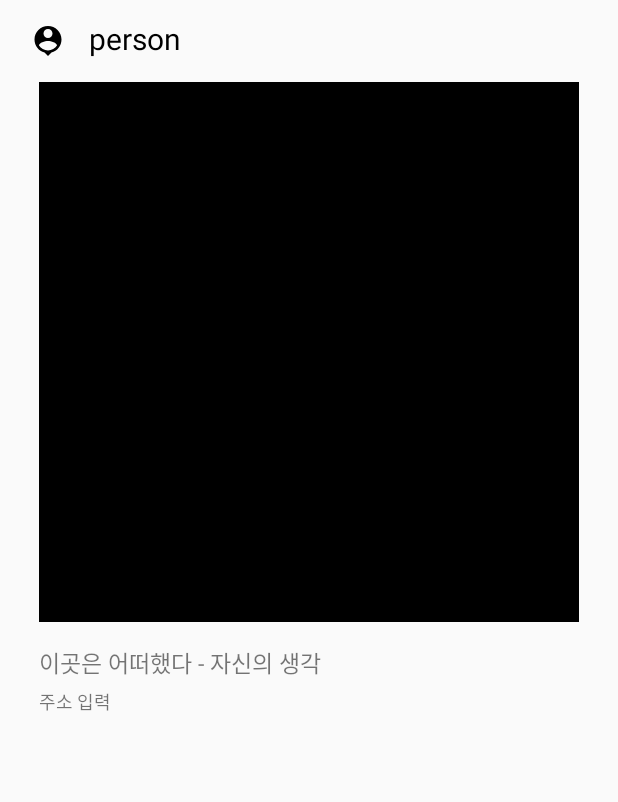
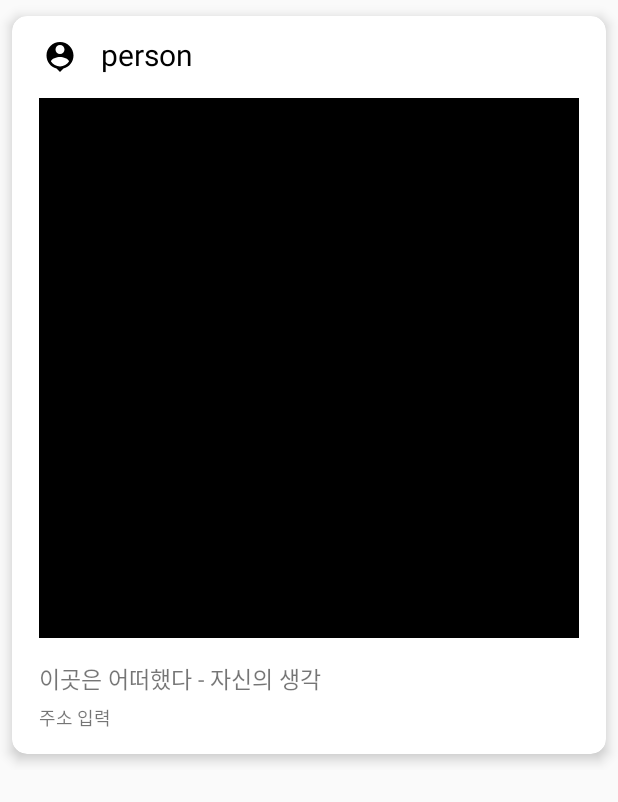
Before and after one commit to jaehyeok3017/2022SunrinHackathon, an Android app: the layout item_sns.xml on its own in the app's theme, with its tools: preview values and no code run, on a phone screen of 412 x 824 dp. Shown: the top 802 px of the screen. Run offline under Robolectric (Android 15) with nearby library versions, the phone set to English and light mode, and no system bars.

Commit message:
Design : `item_sns`
- RecyclerView 부분을 cardview로 변경
- 위에 따라, implementation 추가

```diff
--- a/app/build.gradle
+++ b/app/build.gradle
@@ -74,4 +74,5 @@ dependencies {
     implementation 'com.squareup.retrofit2:converter-gson:2.9.0'
     implementation 'com.squareup.okhttp3:okhttp:4.9.0'
 
+    implementation 'androidx.cardview:cardview:1.0.0'
 }
--- a/app/src/main/res/layout/item_sns.xml
+++ b/app/src/main/res/layout/item_sns.xml
@@ -2,8 +2,22 @@
 <androidx.constraintlayout.widget.ConstraintLayout xmlns:android="http://schemas.android.com/apk/res/android"
     android:layout_width="match_parent"
     android:layout_height="wrap_content"
-    xmlns:app="http://schemas.android.com/apk/res-auto"
-    android:orientation="vertical">
+    xmlns:app="http://schemas.android.com/apk/res-auto">
+
+    <androidx.cardview.widget.CardView
+        android:layout_width="match_parent"
+        android:layout_height="wrap_content"
+        app:cardCornerRadius="10dp"
+        app:cardElevation="5dp"
+        app:cardUseCompatPadding="true"
+        app:layout_constraintTop_toTopOf="parent"
+        app:layout_constraintStart_toStartOf="parent"
+        app:layout_constraintEnd_toEndOf="parent">
+
+        <androidx.constraintlayout.widget.ConstraintLayout
+            android:layout_width="match_parent"
+            android:layout_height="match_parent"
+            android:layout_marginBottom="15dp">
 
             <ImageView
                 android:id="@+id/icon"
@@ -16,7 +30,7 @@
                 app:layout_constraintStart_toStartOf="parent"/>
 
             <TextView
-        android:id="@+id/email"
+                android:id="@+id/user_name"
                 android:gravity="bottom"
                 android:layout_width="wrap_content"
                 android:layout_height="24dp"
@@ -50,7 +64,7 @@
                 />
 
             <TextView
-        android:id="@+id/review"
+                android:id="@+id/address"
                 android:layout_width="wrap_content"
                 android:layout_height="wrap_content"
                 android:text="주소 입력"
@@ -62,3 +76,5 @@
                 />
 
         </androidx.constraintlayout.widget.ConstraintLayout>
+    </androidx.cardview.widget.CardView>
+</androidx.constraintlayout.widget.ConstraintLayout>
```
Lines whose indentation alone changed are shown as unchanged.
